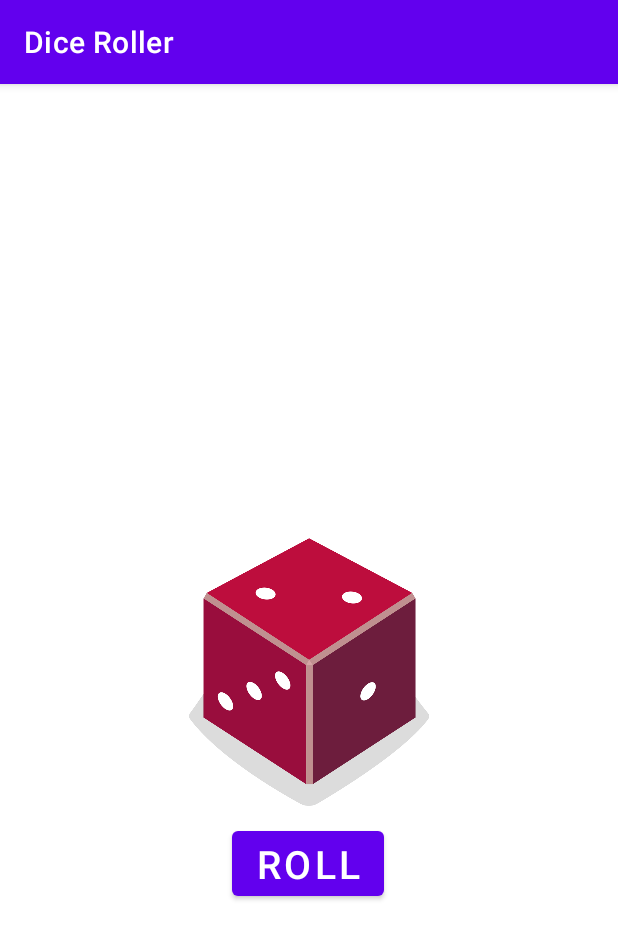
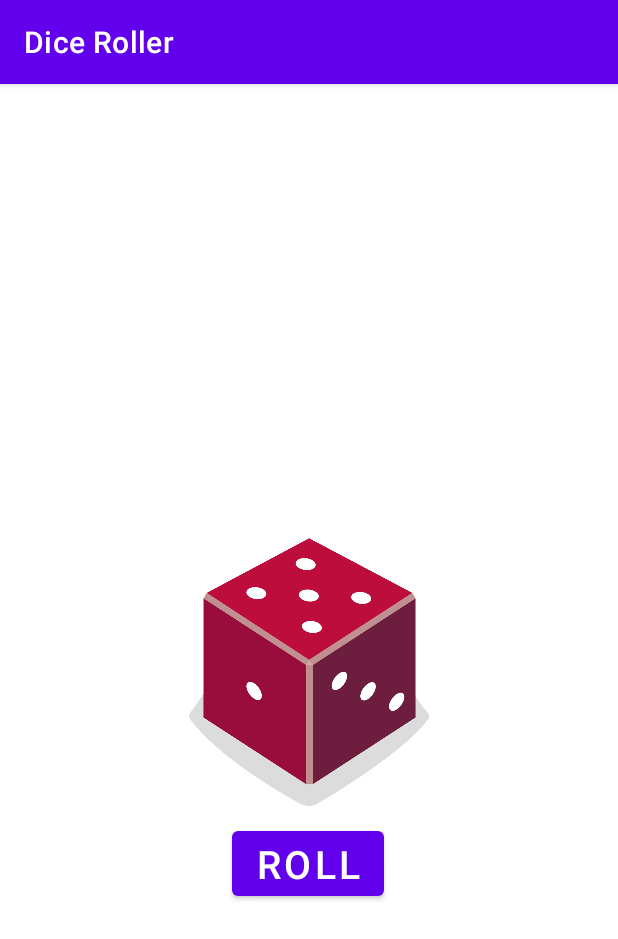
Before and after one commit to Deep3543/DiceRoller, an Android app: the screen it shows after launch (MainActivity), after a tap on "ROLL", on a phone screen of 412 x 824 dp. Shown: the top 939 px of the screen. Run offline under Robolectric (Android 15) with nearby library versions, the phone set to English and light mode, and no system bars.

Commit message:
Reformatted code - Added when statement to determine which resource to use when dice rolled - Documented code for better readability

```diff
--- a/app/src/main/java/com/example/diceroller/MainActivity.kt
+++ b/app/src/main/java/com/example/diceroller/MainActivity.kt
@@ -24,13 +24,28 @@ class MainActivity : AppCompatActivity() {
     * Roll the dice and update the screen with the result.
     * */
     private fun rollDice() {
-        // create dice object with 6 sides and rill it
+        // create dice object with 6 sides and roll the dice
         val dice = Dice(6)
         val diceRoll = dice.roll()
 
-        // update the screen with the dice roll
+        // Find the ImageView in the layout
         val diceImage: ImageView = findViewById(R.id.imageView)
-        diceImage.setImageResource(R.drawable.dice_2)
+
+        // Determine which drawable resource ID to use based on the dice Roll
+        val drawableResource = when(diceRoll){
+            1 -> R.drawable.dice_1
+            2 -> R.drawable.dice_2
+            3 -> R.drawable.dice_3
+            4 -> R.drawable.dice_4
+            5 -> R.drawable.dice_5
+            else -> R.drawable.dice_6
+        }
+
+        // Update the ImageView with the correct drawable resource ID
+        diceImage.setImageResource(drawableResource)
+
+        // Update content Description
+        diceImage.contentDescription = diceRoll.toString()
     }
 
     // Dice class to implement Rolling Dice logic
```
